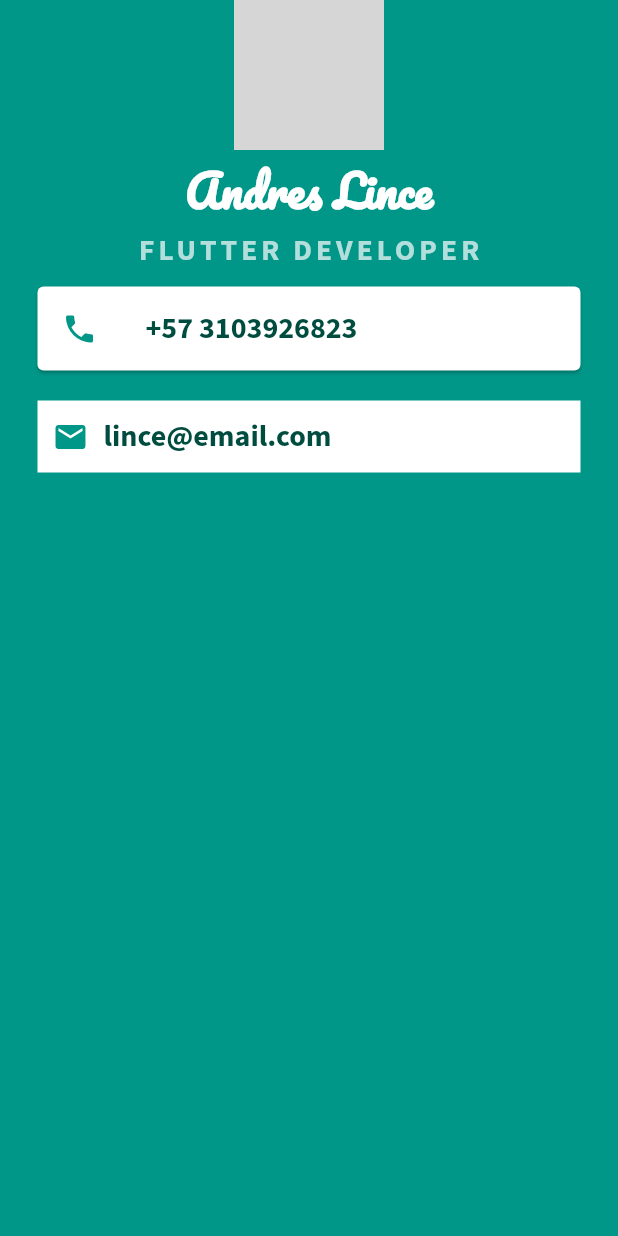
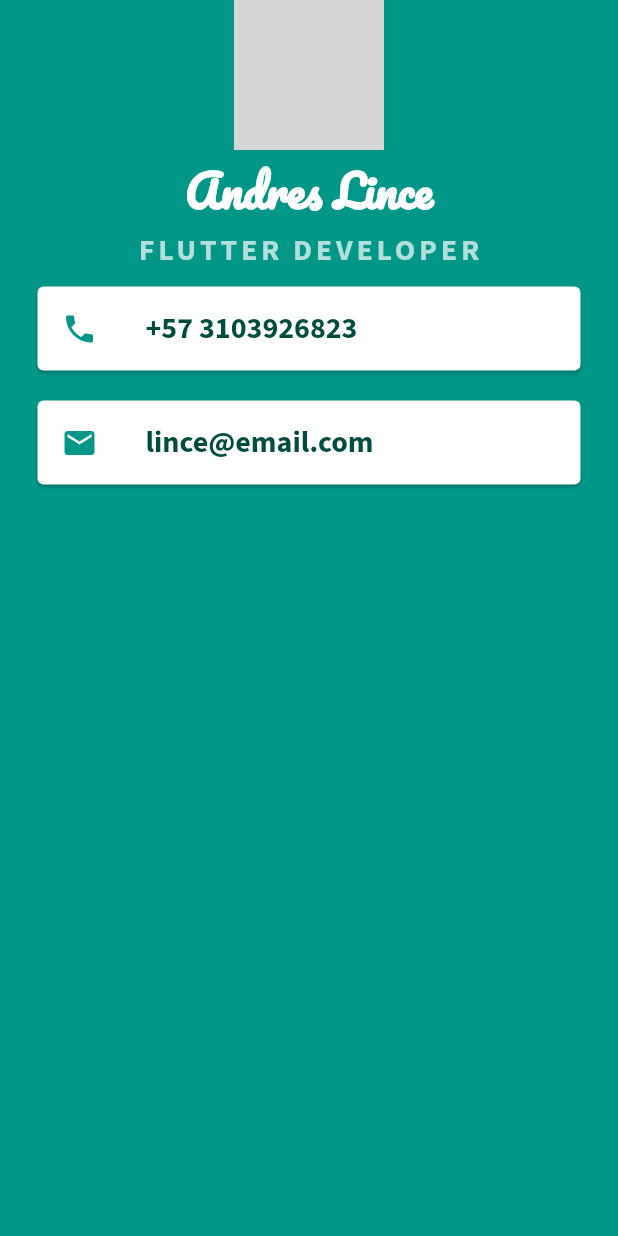
Before and after one commit to AndresLince/my_card_flutter, a Flutter app: the screen it shows after launch, on a phone screen of 412 x 824 dp. Run offline on Flutter 3.47's test engine with Material 2 defaults, Android fonts, the phone set to English and light mode, and no system bars; grey boxes are pictures that could not be loaded.

Commit message:
Add cart instead of container

```diff
--- a/lib/main.dart
+++ b/lib/main.dart
@@ -40,7 +40,7 @@ class MyApp extends StatelessWidget {
               color: Colors.white,
               margin: const EdgeInsets.symmetric(vertical: 10, horizontal: 25),
               child: ListTile(
-                leading: Icon(Icons.phone, color: Colors.teal),
+                leading: const Icon(Icons.phone, color: Colors.teal),
                 title: Text(
                   '+57 3103926823',
                   style: TextStyle(
@@ -51,27 +51,21 @@ class MyApp extends StatelessWidget {
                 ),
               ),
             ),
-            Container(
-              color: Colors.white,
-              padding: const EdgeInsets.all(10),
-              margin: const EdgeInsets.symmetric(vertical: 10, horizontal: 25),
-              child: Row(
-                children: [
-                  const Icon(Icons.email, color: Colors.teal),
-                  const SizedBox(
-                    width: 10,
-                  ),
-                  Text(
+            Card(
+                color: Colors.white,
+                margin:
+                    const EdgeInsets.symmetric(vertical: 10, horizontal: 25),
+                child: ListTile(
+                  leading: const Icon(Icons.email, color: Colors.teal),
+                  title: Text(
                     'lince@email.com',
                     style: TextStyle(
                         fontFamily: 'SourceSans',
                         color: Colors.teal.shade900,
                         fontSize: 20,
                         fontWeight: FontWeight.bold),
-                  )
-                ],
-              ),
-            )
+                  ),
+                ))
           ],
         ),
       ),
```
